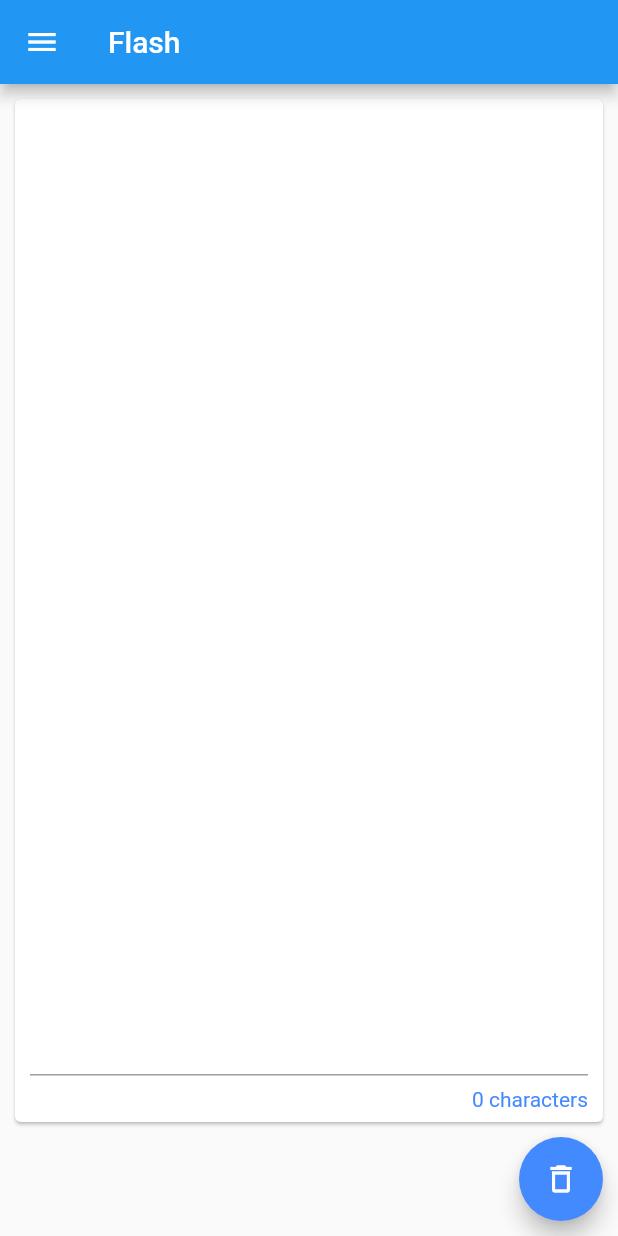
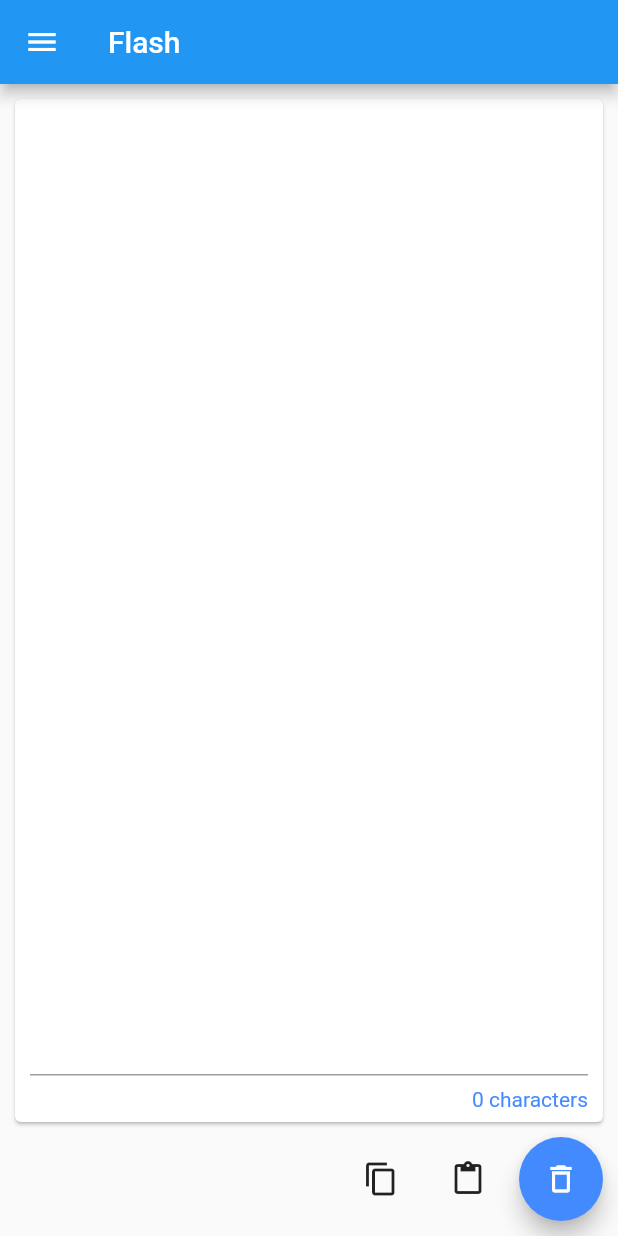
Before and after one commit to muhiro12/flash, a Flutter app: the screen it shows after launch, on a phone screen of 412 x 824 dp. Run offline on Flutter 3.47's test engine with Material 2 defaults, Android fonts, the light colour scheme and no system bars; our stand-ins replace shared_preferences.

Commit message:
Add copy/paste button for textField

```diff
--- a/lib/Main/main_area.dart
+++ b/lib/Main/main_area.dart
@@ -1,6 +1,7 @@
 import 'package:flash/Main/main_text_field.dart';
 import 'package:flutter/cupertino.dart';
 import 'package:flutter/material.dart';
+import 'package:flutter/services.dart';
 
 class MainArea extends StatelessWidget {
   MainArea(this._controller, this._focusNode);
@@ -33,6 +34,20 @@ class MainArea extends StatelessWidget {
             child: Row(
               mainAxisAlignment: MainAxisAlignment.end,
               children: <Widget>[
+                IconButton(
+                  icon: Icon(Icons.content_copy),
+                  onPressed: _copy,
+                ),
+                Container(
+                  width: _margin,
+                ),
+                IconButton(
+                  icon: Icon(Icons.content_paste),
+                  onPressed: _paste,
+                ),
+                Container(
+                  width: _margin,
+                ),
                 FloatingActionButton(
                   onPressed: _clear,
                   tooltip: 'Clear',
@@ -46,6 +61,16 @@ class MainArea extends StatelessWidget {
     );
   }
 
+  void _copy() async {
+    final data = ClipboardData(text: _controller.text);
+    await Clipboard.setData(data);
+  }
+
+  void _paste() async {
+    final data = await Clipboard.getData('text/plain');
+    _controller.text += data.text;
+  }
+
   void _clear() {
     _controller.clear();
   }
```
